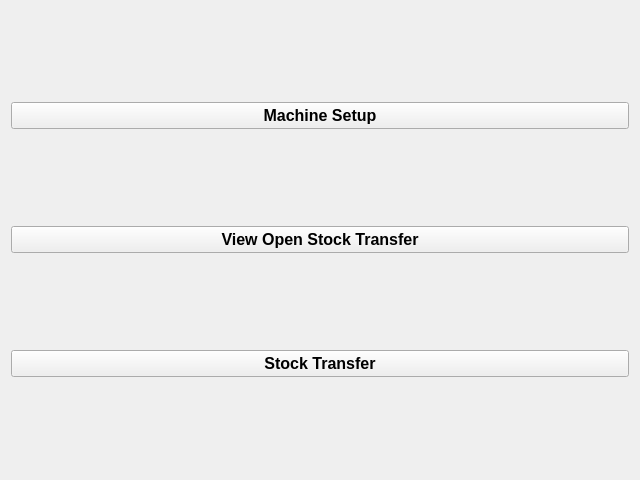
Old version of the form elitebridge_ui_file/sysconfig.ui in the repository SaiSawant1/EliteBridgeAdmin.
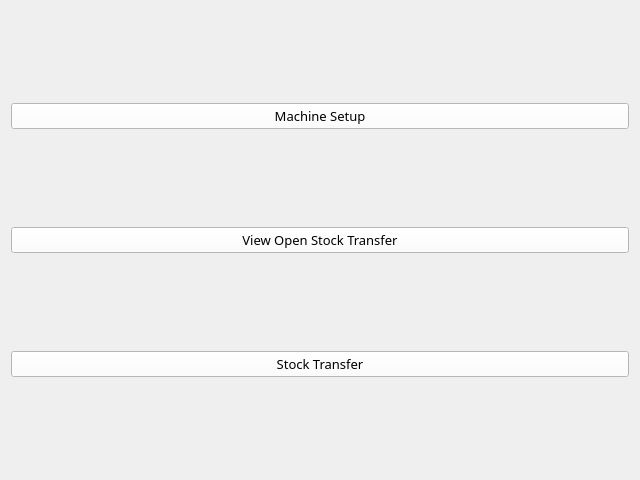
New version of the form.

```diff
--- a/elitebridge_ui_file/sysconfig.ui
+++ b/elitebridge_ui_file/sysconfig.ui
@@ -18,10 +18,17 @@
     <widget class="QPushButton" name="pushButton_3">
      <property name="font">
       <font>
-       <pointsize>12</pointsize>
-       <bold>true</bold>
+       <family>Segoe UI Light</family>
+       <pointsize>10</pointsize>
+       <italic>false</italic>
+       <bold>false</bold>
       </font>
      </property>
+     <property name="styleSheet">
+      <string notr="true">background-color:white;
+color:black;
+font: 300 10pt &quot;Segoe UI Light&quot;;</string>
+     </property>
      <property name="text">
       <string>Machine Setup</string>
      </property>
@@ -31,10 +38,17 @@
     <widget class="QPushButton" name="pushButton">
      <property name="font">
       <font>
-       <pointsize>12</pointsize>
-       <bold>true</bold>
+       <family>Segoe UI Light</family>
+       <pointsize>10</pointsize>
+       <italic>false</italic>
+       <bold>false</bold>
       </font>
      </property>
+     <property name="styleSheet">
+      <string notr="true">background-color:white;
+color:black;
+font: 300 10pt &quot;Segoe UI Light&quot;;</string>
+     </property>
      <property name="text">
       <string>View Open Stock Transfer</string>
      </property>
@@ -44,10 +58,17 @@
     <widget class="QPushButton" name="pushButton_2">
      <property name="font">
       <font>
-       <pointsize>12</pointsize>
-       <bold>true</bold>
+       <family>Segoe UI Light</family>
+       <pointsize>10</pointsize>
+       <italic>false</italic>
+       <bold>false</bold>
       </font>
      </property>
+     <property name="styleSheet">
+      <string notr="true">background-color:white;
+color:black;
+font: 300 10pt &quot;Segoe UI Light&quot;;</string>
+     </property>
      <property name="text">
       <string>Stock Transfer</string>
      </property>
```
